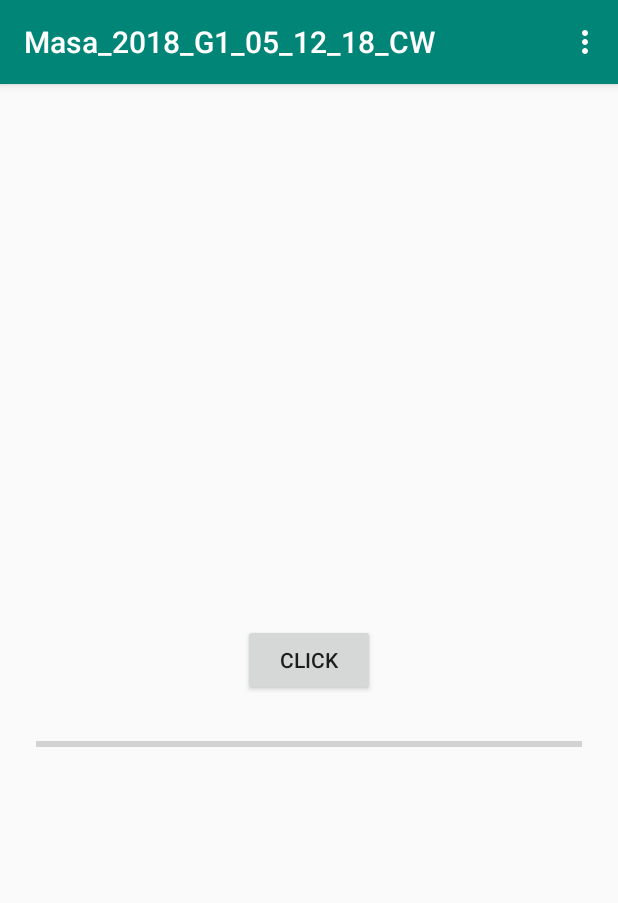
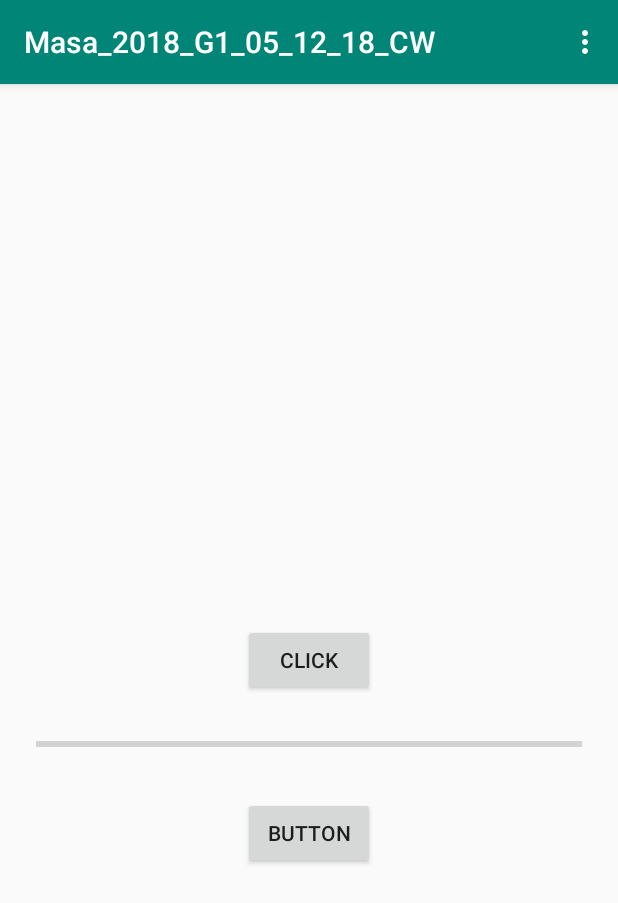
Before and after one commit to Masa-2018-G1/05_12_18_CW, an Android app: the screen it shows after launch (MainActivity), on a phone screen of 412 x 824 dp. Shown: the top 903 px of the screen. Run offline under Robolectric (Android 15) with nearby library versions, the phone set to English and light mode, and no system bars.

```diff
--- a/app/src/main/java/com/sheygam/masa_2018_g1_05_12_18_cw/MainActivity.java
+++ b/app/src/main/java/com/sheygam/masa_2018_g1_05_12_18_cw/MainActivity.java
@@ -14,18 +14,21 @@ import android.widget.TextView;
 
 public class MainActivity extends AppCompatActivity implements View.OnClickListener {
     private ProgressBar myProgress, horProgress;
-    private Button clickBtn;
-    private Handler handler;
+    private Button clickBtn, secondBtn;
+    private Handler handler, h1;
     private TextView resultTxt;
     @Override
     protected void onCreate(Bundle savedInstanceState) {
         super.onCreate(savedInstanceState);
         setContentView(R.layout.activity_main);
         handler = new Handler(callback);
+        h1 = new Handler();
         myProgress = findViewById(R.id.myProgress);
         horProgress = findViewById(R.id.horProgress);
         resultTxt = findViewById(R.id.resultTxt);
         clickBtn = findViewById(R.id.clickBtn);
+        secondBtn = findViewById(R.id.secondBtn);
+        secondBtn.setOnClickListener(this);
         clickBtn.setOnClickListener(this);
     }
 
@@ -48,6 +51,30 @@ public class MainActivity extends AppCompatActivity implements View.OnClickListe
     public void onClick(View v) {
         if(v.getId() == R.id.clickBtn){
             new Worker(handler).start();
+        }else if(v.getId() == R.id.secondBtn){
+            myProgress.setVisibility(View.VISIBLE);
+            new Thread(new Runnable() {
+                @Override
+                public void run() {
+                    try {
+                        Thread.sleep(5000);
+                    } catch (InterruptedException e) {
+                        e.printStackTrace();
+                    }
+//                    handler.post(new Runnable() {
+//                        @Override
+//                        public void run() {
+//                            myProgress.setVisibility(View.INVISIBLE);
+//                        }
+//                    });
+                    runOnUiThread(new Runnable() {
+                        @Override
+                        public void run() {
+                            myProgress.setVisibility(View.INVISIBLE);
+                        }
+                    });
+                }
+            }).start();
         }
     }
 
--- a/app/src/main/res/layout/activity_main.xml
+++ b/app/src/main/res/layout/activity_main.xml
@@ -56,4 +56,14 @@
         app:layout_constraintEnd_toEndOf="parent"
         app:layout_constraintStart_toStartOf="parent"
         app:layout_constraintTop_toBottomOf="@+id/clickBtn" />
+
+    <Button
+        android:id="@+id/secondBtn"
+        android:layout_width="wrap_content"
+        android:layout_height="wrap_content"
+        android:layout_marginTop="27dp"
+        android:text="Button"
+        app:layout_constraintEnd_toEndOf="parent"
+        app:layout_constraintStart_toStartOf="parent"
+        app:layout_constraintTop_toBottomOf="@+id/horProgress" />
 </android.support.constraint.ConstraintLayout>
```
